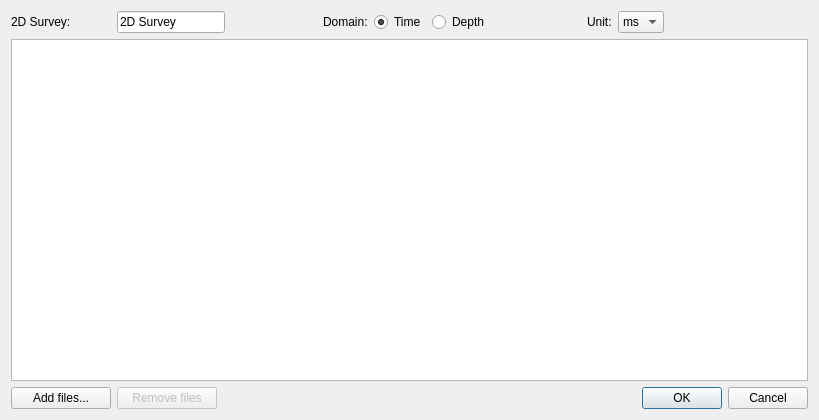
Old version of the form xgui/xdlgimport2dsegy.ui in the repository xiong2/WellStudio.
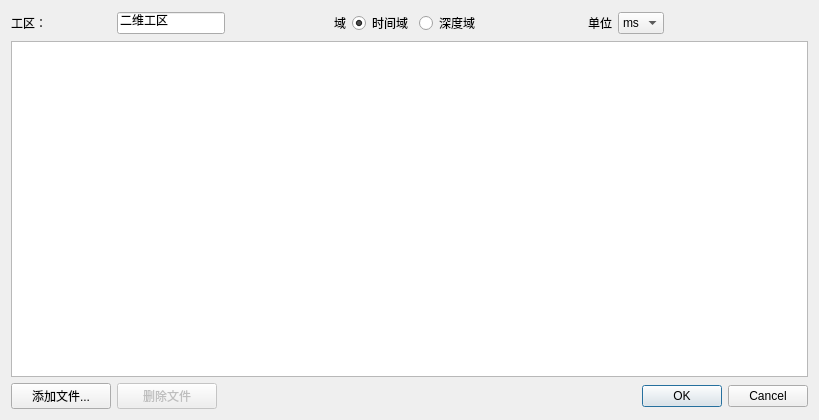
New version of the form.

What changed in the file:
```diff
--- a/xgui/xdlgimport2dsegy.ui
+++ b/xgui/xdlgimport2dsegy.ui
@@ -17,14 +17,14 @@
    <item row="0" column="0">
     <widget class="QLabel" name="label">
      <property name="text">
-      <string>2D Survey:</string>
+      <string>工区：</string>
      </property>
     </widget>
    </item>
    <item row="0" column="1">
     <widget class="QLineEdit" name="lineEditSurvey">
      <property name="text">
-      <string>2D Survey</string>
+      <string>二维工区</string>
      </property>
     </widget>
    </item>
@@ -44,14 +44,14 @@
    <item row="0" column="3">
     <widget class="QLabel" name="label_2">
      <property name="text">
-      <string>Domain:</string>
+      <string>域</string>
      </property>
     </widget>
    </item>
    <item row="0" column="4">
     <widget class="QRadioButton" name="radioButtonTime">
      <property name="text">
-      <string>Time</string>
+      <string>时间域</string>
      </property>
      <property name="checked">
       <bool>true</bool>
@@ -61,7 +61,7 @@
    <item row="0" column="5">
     <widget class="QRadioButton" name="radioButtonDepth">
      <property name="text">
-      <string>Depth</string>
+      <string>深度域</string>
      </property>
     </widget>
    </item>
@@ -81,7 +81,7 @@
    <item row="0" column="7">
     <widget class="QLabel" name="label_3">
      <property name="text">
-      <string>Unit:</string>
+      <string>单位</string>
      </property>
     </widget>
    </item>
@@ -130,7 +130,7 @@
       </size>
      </property>
      <property name="text">
-      <string>Add files...</string>
+      <string>添加文件...</string>
      </property>
     </widget>
    </item>
@@ -152,7 +152,7 @@
       </size>
      </property>
      <property name="text">
-      <string>Remove files</string>
+      <string>删除文件</string>
      </property>
     </widget>
    </item>
```
